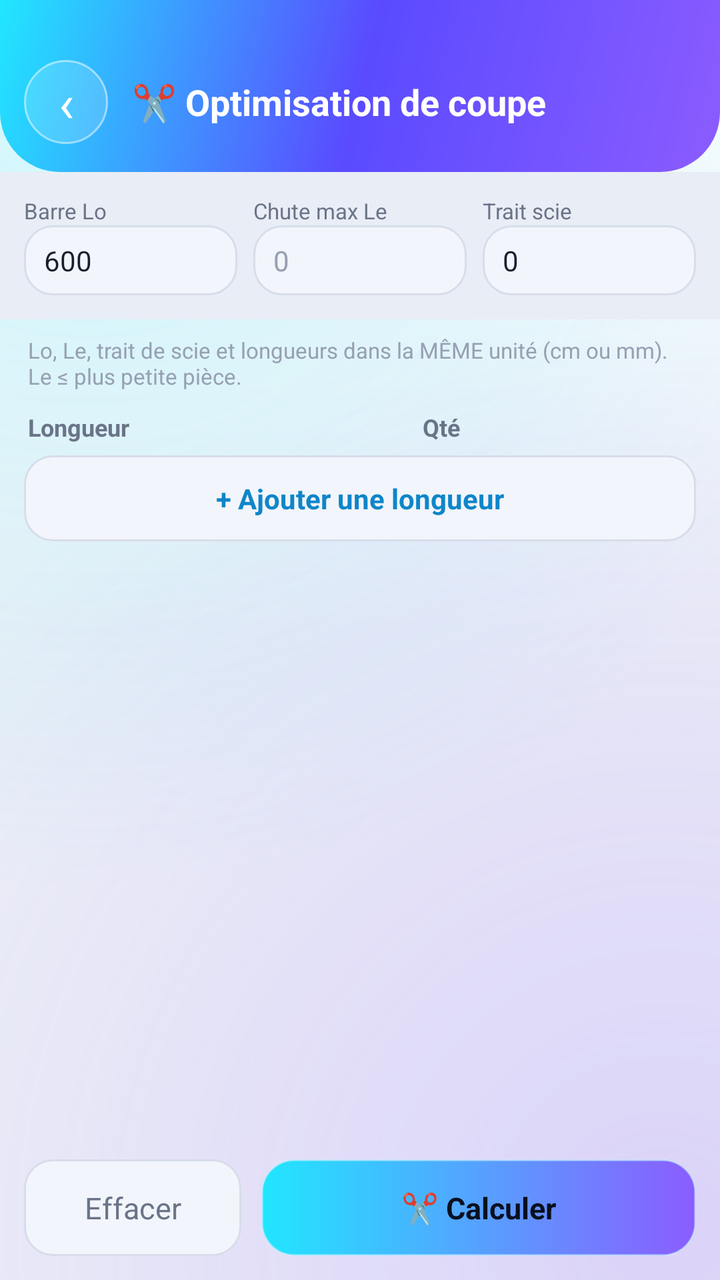
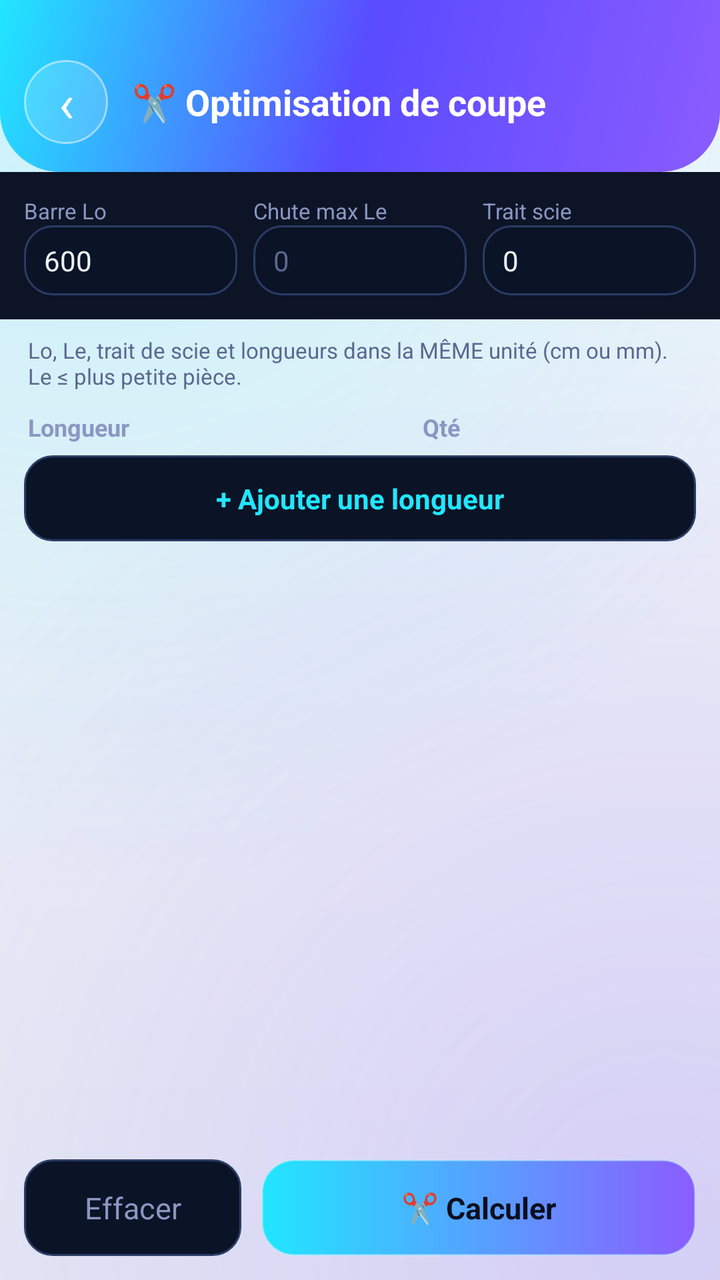

Compare the two renders of this Android layout. The source of the first and the diff that turns it into the second are given below.
<!-- AndroidManifest.xml: application theme Theme.AluManager -->
<!-- res/layout/activity_opticoupe.xml -->
<?xml version="1.0" encoding="utf-8"?>
<LinearLayout xmlns:android="http://schemas.android.com/apk/res/android"
    android:layout_width="match_parent"
    android:layout_height="match_parent"
    android:background="@drawable/bg_space"
    android:orientation="vertical">

    <LinearLayout
        android:layout_width="match_parent"
        android:layout_height="wrap_content"
        android:background="@drawable/hero_bg"
        android:gravity="center_vertical"
        android:orientation="horizontal"
        android:paddingHorizontal="12dp"
        android:paddingTop="30dp"
        android:paddingBottom="14dp">

        <TextView
            android:id="@+id/btnBack"
            android:layout_width="42dp"
            android:layout_height="42dp"
            android:background="@drawable/avatar_circle"
            android:gravity="center"
            android:text="‹"
            android:textColor="#FFFFFF"
            android:textSize="26sp" />

        <TextView
            android:layout_width="0dp"
            android:layout_height="wrap_content"
            android:layout_marginStart="12dp"
            android:layout_weight="1"
            android:text="✂️ Optimisation de coupe"
            android:textColor="#FFFFFF"
            android:textSize="18sp"
            android:textStyle="bold" />
    </LinearLayout>

    
    <LinearLayout
        android:layout_width="match_parent"
        android:layout_height="wrap_content"
        android:background="#E9EDF5"
        android:orientation="horizontal"
        android:padding="12dp">

        <LinearLayout
            android:layout_width="0dp"
            android:layout_height="wrap_content"
            android:layout_weight="1"
            android:orientation="vertical">
            <TextView android:layout_width="wrap_content" android:layout_height="wrap_content"
                android:text="Barre Lo" android:textColor="#6A7488" android:textSize="11sp" />
            <EditText android:id="@+id/inLo" android:layout_width="match_parent" android:layout_height="wrap_content"
                android:background="@drawable/field_bg" android:inputType="numberDecimal" android:text="600"
                android:paddingHorizontal="10dp" android:paddingVertical="8dp"
                android:textColor="#18202E" android:textSize="14sp" />
        </LinearLayout>

        <View android:layout_width="8dp" android:layout_height="1dp" />

        <LinearLayout
            android:layout_width="0dp"
            android:layout_height="wrap_content"
            android:layout_weight="1"
            android:orientation="vertical">
            <TextView android:layout_width="wrap_content" android:layout_height="wrap_content"
                android:text="Chute max Le" android:textColor="#6A7488" android:textSize="11sp" />
            <EditText android:id="@+id/inLe" android:layout_width="match_parent" android:layout_height="wrap_content"
                android:background="@drawable/field_bg" android:inputType="numberDecimal" android:hint="0"
                android:paddingHorizontal="10dp" android:paddingVertical="8dp"
                android:textColor="#18202E" android:textColorHint="#97A0B2" android:textSize="14sp" />
        </LinearLayout>

        <View android:layout_width="8dp" android:layout_height="1dp" />

        <LinearLayout
            android:layout_width="0dp"
            android:layout_height="wrap_content"
            android:layout_weight="1"
            android:orientation="vertical">
            <TextView android:layout_width="wrap_content" android:layout_height="wrap_content"
                android:text="Trait scie" android:textColor="#6A7488" android:textSize="11sp" />
            <EditText android:id="@+id/inKerf" android:layout_width="match_parent" android:layout_height="wrap_content"
                android:background="@drawable/field_bg" android:inputType="numberDecimal" android:text="0"
                android:paddingHorizontal="10dp" android:paddingVertical="8dp"
                android:textColor="#18202E" android:textSize="14sp" />
        </LinearLayout>
    </LinearLayout>

    <TextView
        android:layout_width="match_parent"
        android:layout_height="wrap_content"
        android:paddingHorizontal="14dp"
        android:paddingTop="8dp"
        android:text="Lo, Le, trait de scie et longueurs dans la MÊME unité (cm ou mm). Le ≤ plus petite pièce."
        android:textColor="#97A0B2"
        android:textSize="11sp" />

    
    <LinearLayout
        android:layout_width="match_parent"
        android:layout_height="wrap_content"
        android:orientation="horizontal"
        android:paddingHorizontal="14dp"
        android:paddingTop="10dp">
        <TextView android:layout_width="0dp" android:layout_height="wrap_content" android:layout_weight="2"
            android:text="Longueur" android:textColor="#6A7488" android:textSize="12sp" android:textStyle="bold" />
        <TextView android:layout_width="0dp" android:layout_height="wrap_content" android:layout_weight="1"
            android:text="Qté" android:textColor="#6A7488" android:textSize="12sp" android:textStyle="bold" />
        <View android:layout_width="36dp" android:layout_height="1dp" />
    </LinearLayout>

    <ScrollView
        android:layout_width="match_parent"
        android:layout_height="0dp"
        android:layout_weight="1"
        android:fillViewport="true"
        android:scrollbars="none">

        <LinearLayout
            android:layout_width="match_parent"
            android:layout_height="wrap_content"
            android:orientation="vertical"
            android:paddingHorizontal="12dp"
            android:paddingBottom="20dp">

            <LinearLayout
                android:id="@+id/rowsContainer"
                android:layout_width="match_parent"
                android:layout_height="wrap_content"
                android:orientation="vertical" />

            <TextView
                android:id="@+id/btnAddRow"
                android:layout_width="match_parent"
                android:layout_height="wrap_content"
                android:layout_marginTop="6dp"
                android:background="@drawable/field_bg"
                android:gravity="center"
                android:paddingVertical="12dp"
                android:text="+ Ajouter une longueur"
                android:textColor="#0E86C9"
                android:textSize="14sp"
                android:textStyle="bold" />

            <LinearLayout
                android:id="@+id/results"
                android:layout_width="match_parent"
                android:layout_height="wrap_content"
                android:orientation="vertical" />
        </LinearLayout>
    </ScrollView>

    
    <LinearLayout
        android:layout_width="match_parent"
        android:layout_height="wrap_content"
        android:orientation="horizontal"
        android:padding="12dp">

        <TextView
            android:id="@+id/btnClear"
            android:layout_width="0dp"
            android:layout_height="wrap_content"
            android:layout_weight="1"
            android:background="@drawable/field_bg"
            android:gravity="center"
            android:paddingVertical="14dp"
            android:text="Effacer"
            android:textColor="#6A7488"
            android:textSize="15sp" />

        <View android:layout_width="10dp" android:layout_height="1dp" />

        <TextView
            android:id="@+id/btnCalc"
            android:layout_width="0dp"
            android:layout_height="wrap_content"
            android:layout_weight="2"
            android:background="@drawable/btn_primary"
            android:gravity="center"
            android:paddingVertical="14dp"
            android:text="✂️ Calculer"
            android:textColor="#08101F"
            android:textSize="15sp"
            android:textStyle="bold" />
    </LinearLayout>

</LinearLayout>
<!-- resources referenced by this layout -->
<resources>
  <!-- drawable avatar_circle (drawable) -->
  <?xml version="1.0" encoding="utf-8"?>
  <shape xmlns:android="http://schemas.android.com/apk/res/android" android:shape="oval">
      <solid android:color="#26FFFFFF" />
      <stroke android:width="1dp" android:color="#80FFFFFF" />
  </shape>
  <!-- drawable bg_space (drawable) -->
  <?xml version="1.0" encoding="utf-8"?>
  <layer-list xmlns:android="http://schemas.android.com/apk/res/android">
      <item>
          <shape android:shape="rectangle">
              <gradient
                  android:angle="270"
                  android:startColor="#FFFFFF"
                  android:centerColor="#EEF1F7"
                  android:endColor="#EEF1F7" />
          </shape>
      </item>
      
      <item>
          <shape android:shape="rectangle">
              <gradient
                  android:type="radial"
                  android:centerX="0.12"
                  android:centerY="0.04"
                  android:gradientRadius="420dp"
                  android:startColor="#3321E6FF"
                  android:endColor="#0021E6FF" />
          </shape>
      </item>
      
      <item>
          <shape android:shape="rectangle">
              <gradient
                  android:type="radial"
                  android:centerX="0.92"
                  android:centerY="0.96"
                  android:gradientRadius="460dp"
                  android:startColor="#338B5CFF"
                  android:endColor="#008B5CFF" />
          </shape>
      </item>
  </layer-list>
  <!-- drawable btn_primary (drawable) -->
  <?xml version="1.0" encoding="utf-8"?>
  <shape xmlns:android="http://schemas.android.com/apk/res/android" android:shape="rectangle">
      <gradient
          android:angle="0"
          android:startColor="#21E6FF"
          android:endColor="#8B5CFF" />
      <corners android:radius="16dp" />
      <stroke android:width="1dp" android:color="#66BFF5FF" />
  </shape>
  <!-- drawable field_bg (drawable) -->
  <?xml version="1.0" encoding="utf-8"?>
  <shape xmlns:android="http://schemas.android.com/apk/res/android" android:shape="rectangle">
      <solid android:color="#F2F5FB" />
      <corners android:radius="14dp" />
      <stroke android:width="1dp" android:color="#D7DDEA" />
  </shape>
  <!-- drawable hero_bg (drawable) -->
  <?xml version="1.0" encoding="utf-8"?>
  <shape xmlns:android="http://schemas.android.com/apk/res/android" android:shape="rectangle">
      <gradient
          android:angle="135"
          android:startColor="#8B5CFF"
          android:centerColor="#5A4BFF"
          android:endColor="#21E6FF" />
      <corners
          android:bottomLeftRadius="30dp"
          android:bottomRightRadius="30dp" />
  </shape>
  <style name="Theme.AluManager" parent="Theme.MaterialComponents.Light.NoActionBar">
          <item name="colorPrimary">@color/neon_violet</item>
          <item name="colorPrimaryVariant">@color/neon_cyan</item>
          <item name="colorOnPrimary">#08101F</item>
          <item name="colorAccent">@color/neon_cyan</item>
          <item name="android:windowBackground">@color/bg_deep</item>
          <item name="android:statusBarColor">@android:color/transparent</item>
          <item name="android:navigationBarColor">@color/bg_deep</item>
          <item name="android:windowLightStatusBar">true</item>
          <item name="android:colorBackground">@color/bg_deep</item>
      </style>
  <color name="neon_violet">#8B5CFF</color>
  <color name="neon_cyan">#21E6FF</color>
  <color name="bg_deep">#EEF1F7</color>
</resources>

<!-- the commit's change to res/layout/activity_opticoupe.xml (unified diff, before → after) -->
@@ -40,7 +40,7 @@
     <LinearLayout
         android:layout_width="match_parent"
         android:layout_height="wrap_content"
-        android:background="#E9EDF5"
+        android:background="#0C1426"
         android:orientation="horizontal"
         android:padding="12dp">
 
@@ -50,11 +50,11 @@
             android:layout_weight="1"
             android:orientation="vertical">
             <TextView android:layout_width="wrap_content" android:layout_height="wrap_content"
-                android:text="Barre Lo" android:textColor="#6A7488" android:textSize="11sp" />
+                android:text="Barre Lo" android:textColor="#8A97C2" android:textSize="11sp" />
             <EditText android:id="@+id/inLo" android:layout_width="match_parent" android:layout_height="wrap_content"
                 android:background="@drawable/field_bg" android:inputType="numberDecimal" android:text="600"
                 android:paddingHorizontal="10dp" android:paddingVertical="8dp"
-                android:textColor="#18202E" android:textSize="14sp" />
+                android:textColor="#EAF2FF" android:textSize="14sp" />
         </LinearLayout>
 
         <View android:layout_width="8dp" android:layout_height="1dp" />
@@ -65,11 +65,11 @@
             android:layout_weight="1"
             android:orientation="vertical">
             <TextView android:layout_width="wrap_content" android:layout_height="wrap_content"
-                android:text="Chute max Le" android:textColor="#6A7488" android:textSize="11sp" />
+                android:text="Chute max Le" android:textColor="#8A97C2" android:textSize="11sp" />
             <EditText android:id="@+id/inLe" android:layout_width="match_parent" android:layout_height="wrap_content"
                 android:background="@drawable/field_bg" android:inputType="numberDecimal" android:hint="0"
                 android:paddingHorizontal="10dp" android:paddingVertical="8dp"
-                android:textColor="#18202E" android:textColorHint="#97A0B2" android:textSize="14sp" />
+                android:textColor="#EAF2FF" android:textColorHint="#5A688F" android:textSize="14sp" />
         </LinearLayout>
 
         <View android:layout_width="8dp" android:layout_height="1dp" />
@@ -80,11 +80,11 @@
             android:layout_weight="1"
             android:orientation="vertical">
             <TextView android:layout_width="wrap_content" android:layout_height="wrap_content"
-                android:text="Trait scie" android:textColor="#6A7488" android:textSize="11sp" />
+                android:text="Trait scie" android:textColor="#8A97C2" android:textSize="11sp" />
             <EditText android:id="@+id/inKerf" android:layout_width="match_parent" android:layout_height="wrap_content"
                 android:background="@drawable/field_bg" android:inputType="numberDecimal" android:text="0"
                 android:paddingHorizontal="10dp" android:paddingVertical="8dp"
-                android:textColor="#18202E" android:textSize="14sp" />
+                android:textColor="#EAF2FF" android:textSize="14sp" />
         </LinearLayout>
     </LinearLayout>
 
@@ -94,7 +94,7 @@
         android:paddingHorizontal="14dp"
         android:paddingTop="8dp"
         android:text="Lo, Le, trait de scie et longueurs dans la MÊME unité (cm ou mm). Le ≤ plus petite pièce."
-        android:textColor="#97A0B2"
+        android:textColor="#5A688F"
         android:textSize="11sp" />
 
     
@@ -105,9 +105,9 @@
         android:paddingHorizontal="14dp"
         android:paddingTop="10dp">
         <TextView android:layout_width="0dp" android:layout_height="wrap_content" android:layout_weight="2"
-            android:text="Longueur" android:textColor="#6A7488" android:textSize="12sp" android:textStyle="bold" />
+            android:text="Longueur" android:textColor="#8A97C2" android:textSize="12sp" android:textStyle="bold" />
         <TextView android:layout_width="0dp" android:layout_height="wrap_content" android:layout_weight="1"
-            android:text="Qté" android:textColor="#6A7488" android:textSize="12sp" android:textStyle="bold" />
+            android:text="Qté" android:textColor="#8A97C2" android:textSize="12sp" android:textStyle="bold" />
         <View android:layout_width="36dp" android:layout_height="1dp" />
     </LinearLayout>
 
@@ -140,7 +140,7 @@
                 android:gravity="center"
                 android:paddingVertical="12dp"
                 android:text="+ Ajouter une longueur"
-                android:textColor="#0E86C9"
+                android:textColor="#21E6FF"
                 android:textSize="14sp"
                 android:textStyle="bold" />
 
@@ -168,7 +168,7 @@
             android:gravity="center"
             android:paddingVertical="14dp"
             android:text="Effacer"
-            android:textColor="#6A7488"
+            android:textColor="#8A97C2"
             android:textSize="15sp" />
 
         <View android:layout_width="10dp" android:layout_height="1dp" />
<!-- resource entries referenced after the edit -->
@@ -13,9 +13,9 @@
           <shape android:shape="rectangle">
               <gradient
                   android:angle="270"
-                  android:startColor="#FFFFFF"
-                  android:centerColor="#EEF1F7"
-                  android:endColor="#EEF1F7" />
+                  android:startColor="#F4F7FC"
+                  android:centerColor="#EDF0F7"
+                  android:endColor="#E7EBF3" />
           </shape>
       </item>
       
@@ -56,9 +56,9 @@
   <!-- drawable field_bg (drawable) -->
   <?xml version="1.0" encoding="utf-8"?>
   <shape xmlns:android="http://schemas.android.com/apk/res/android" android:shape="rectangle">
-      <solid android:color="#F2F5FB" />
+      <solid android:color="#0B1326" />
       <corners android:radius="14dp" />
-      <stroke android:width="1dp" android:color="#D7DDEA" />
+      <stroke android:width="1dp" android:color="#2A3C66" />
   </shape>
   <!-- drawable hero_bg (drawable) -->
   <?xml version="1.0" encoding="utf-8"?>
@@ -72,7 +72,7 @@
           android:bottomLeftRadius="30dp"
           android:bottomRightRadius="30dp" />
   </shape>
-  <style name="Theme.AluManager" parent="Theme.MaterialComponents.Light.NoActionBar">
+  <style name="Theme.AluManager" parent="Theme.MaterialComponents.NoActionBar">
           <item name="colorPrimary">@color/neon_violet</item>
           <item name="colorPrimaryVariant">@color/neon_cyan</item>
           <item name="colorOnPrimary">#08101F</item>
@@ -80,11 +80,11 @@
           <item name="android:windowBackground">@color/bg_deep</item>
           <item name="android:statusBarColor">@android:color/transparent</item>
           <item name="android:navigationBarColor">@color/bg_deep</item>
-          <item name="android:windowLightStatusBar">true</item>
+          <item name="android:windowLightStatusBar">false</item>
           <item name="android:colorBackground">@color/bg_deep</item>
       </style>
   <color name="neon_violet">#8B5CFF</color>
   <color name="neon_cyan">#21E6FF</color>
-  <color name="bg_deep">#EEF1F7</color>
+  <color name="bg_deep">#ECEFF5</color>
 </resources>
 
